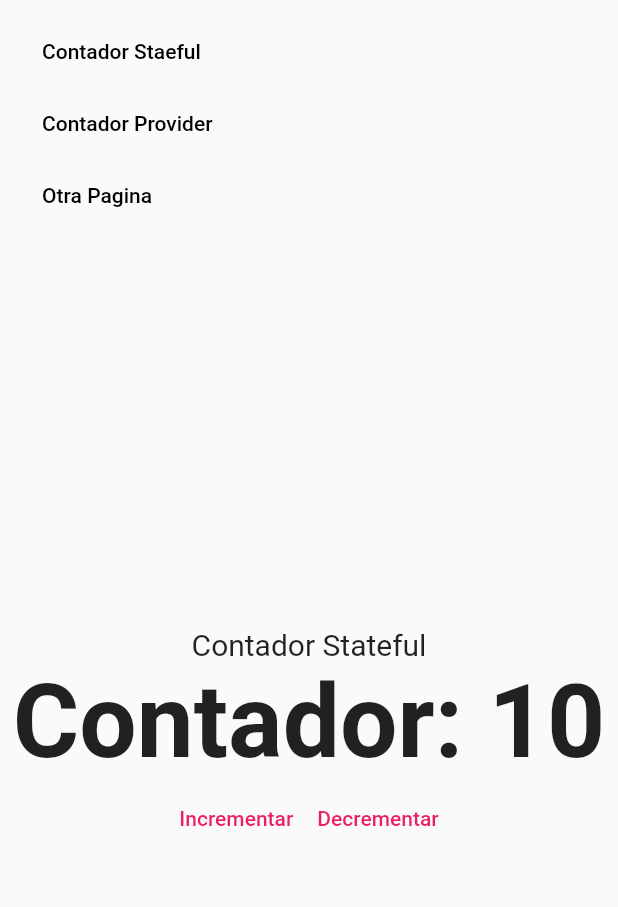
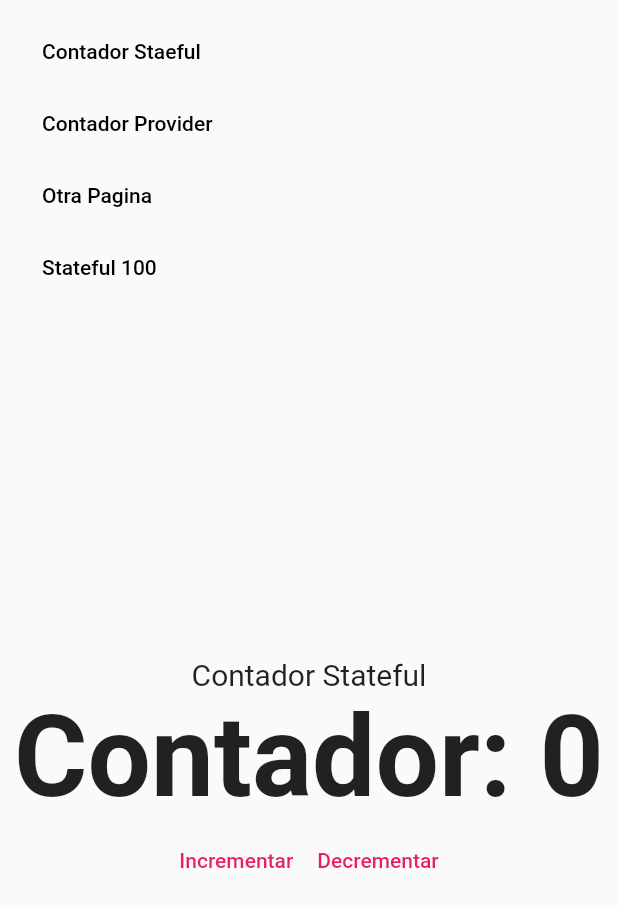
Before and after one commit to martinpelli/flutter_web, a Flutter app: the screen it shows after launch, on a phone screen of 412 x 824 dp. Shown: the top 907 px of the screen. Run offline on Flutter 3.47's test engine with Material 2 defaults, Android fonts, the phone set to English and light mode, and no system bars; our stand-ins replace fluro, get_it.

Commit message:
params on route

```diff
--- a/lib/router/route_generator.dart
+++ b/lib/router/route_generator.dart
@@ -9,7 +9,7 @@ class RouteGenerator {
   static Route<dynamic> generateRoute(RouteSettings settings) {
     switch (settings.name) {
       case '/stateful':
-        return _fadeRoute(CounterView(), '/stateful');
+        return _fadeRoute(CounterView(base: '5'), '/stateful');
       case '/provider':
         return _fadeRoute(CounterProviderView(), '/provider');
       default:
--- a/lib/router/router.dart
+++ b/lib/router/router.dart
@@ -11,14 +11,17 @@ class Flurorouter {
         handler: _counterHandler, transitionType: TransitionType.fadeIn);
     router.define('/stateful',
         handler: _counterHandler, transitionType: TransitionType.fadeIn);
+    router.define('/stateful/:base',
+        handler: _counterHandler, transitionType: TransitionType.fadeIn);
     router.define('/provider',
         handler: _counterProviderHandler,
         transitionType: TransitionType.fadeIn);
     router.notFoundHandler = _pageNotFound;
   }
 
-  static Handler _counterHandler =
-      Handler(handlerFunc: (context, params) => CounterView());
+  static Handler _counterHandler = Handler(
+      handlerFunc: (context, params) =>
+          CounterView(base: params['base']?[0] ?? '0'));
 
   static Handler _counterProviderHandler =
       Handler(handlerFunc: (context, params) => CounterProviderView());
--- a/lib/ui/shared/custom_app_menu.dart
+++ b/lib/ui/shared/custom_app_menu.dart
@@ -40,6 +40,13 @@ class _TabletDesktopMenu extends StatelessWidget {
             text: 'Otra Pagina',
             onPressed: () => locator<NavigationService>().navigateTo('/404'),
             color: Colors.black,
+          ),
+          SizedBox(width: 10),
+          CustomFlatButton(
+            text: 'Stateful 100',
+            onPressed: () =>
+                locator<NavigationService>().navigateTo('/stateful/100'),
+            color: Colors.black,
           )
         ],
       ),
@@ -74,6 +81,13 @@ class _MobileMenu extends StatelessWidget {
             text: 'Otra Pagina',
             onPressed: () => locator<NavigationService>().navigateTo('/404'),
             color: Colors.black,
+          ),
+          SizedBox(width: 10),
+          CustomFlatButton(
+            text: 'Stateful 100',
+            onPressed: () =>
+                locator<NavigationService>().navigateTo('/stateful/100'),
+            color: Colors.black,
           )
         ],
       ),
--- a/lib/ui/views/counter_view.dart
+++ b/lib/ui/views/counter_view.dart
@@ -3,12 +3,24 @@ import 'package:flutter_web/ui/shared/custom_app_menu.dart';
 import 'package:flutter_web/ui/shared/custom_flat_button.dart';
 
 class CounterView extends StatefulWidget {
+  final String base;
+
+  const CounterView({Key? key, required this.base}) : super(key: key);
   @override
   State<CounterView> createState() => _CounterViewState();
 }
 
 class _CounterViewState extends State<CounterView> {
   int counter = 10;
+
+  @override
+  void initState() {
+    // TODO: implement initState
+    super.initState();
+    if (int.tryParse(widget.base) != null) {
+      counter = int.parse(widget.base);
+    }
+  }
 
   @override
   Widget build(BuildContext context) {
```
